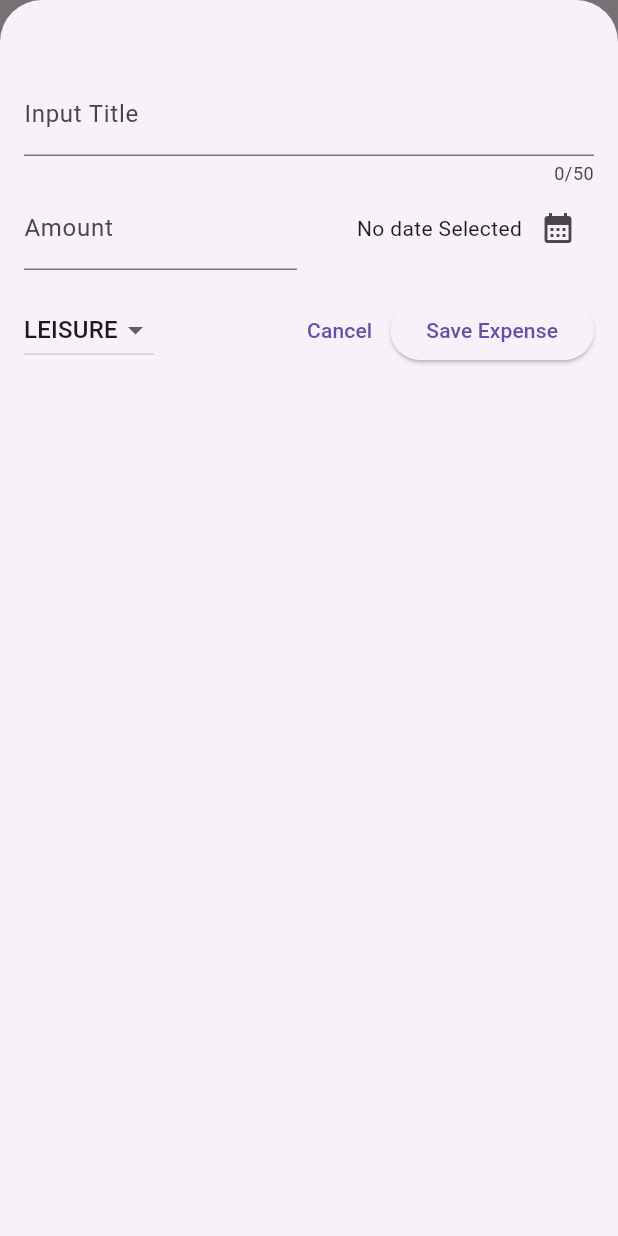
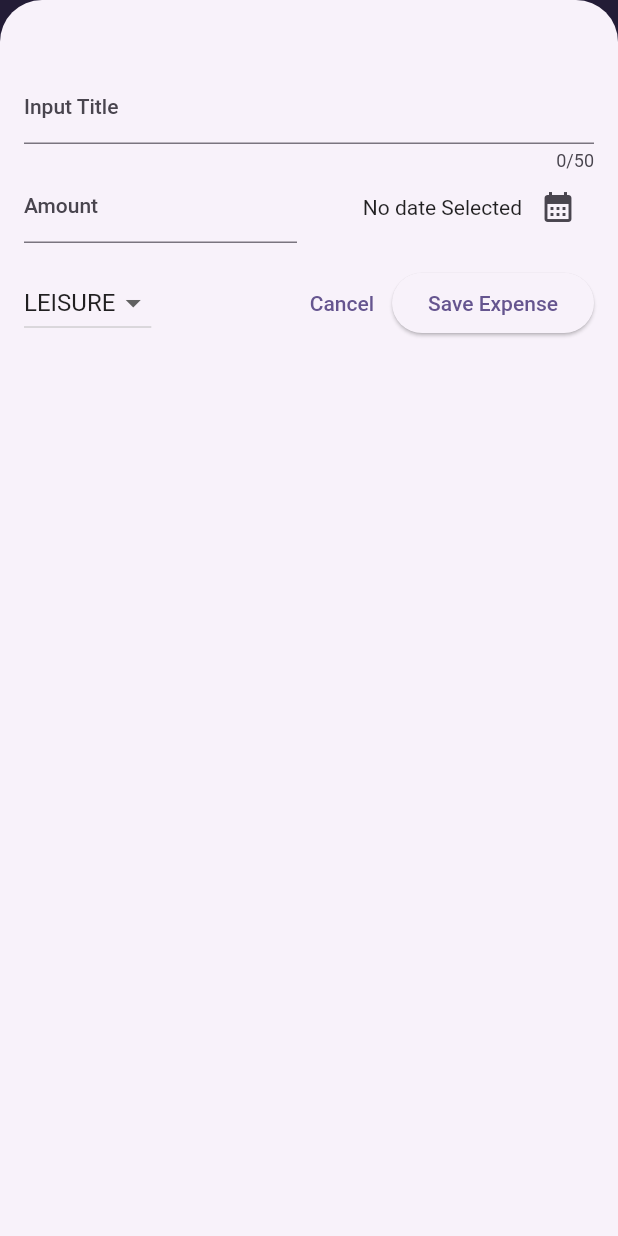
Before and after one commit to atomicstructure/expense_tracker, a Flutter app: the screen it shows after launch, after a tap on the "add" icon, on a phone screen of 412 x 824 dp. Run offline on Flutter 3.47's test engine with Material 2 defaults, Android fonts, the phone set to English and light mode, and no system bars.

Commit message:
Added a Theme for the App

```diff
--- a/expense_tracker/lib/main.dart
+++ b/expense_tracker/lib/main.dart
@@ -1,9 +1,21 @@
 import 'package:flutter/material.dart';
 import 'package:expense_tracker/widgets/expense.dart';
 
+var kColorScheme = ColorScheme.fromSeed(
+  seedColor: const Color.fromARGB(255, 96, 59, 181),
+);
 void main() {
-  runApp(MaterialApp(
-    theme: ThemeData(useMaterial3: true),
-    home: const Expenses(),
-  ));
+  runApp(
+    MaterialApp(
+      theme: ThemeData().copyWith(
+        useMaterial3: true,
+        colorScheme: kColorScheme,
+        appBarTheme: const AppBarTheme().copyWith(
+          backgroundColor: kColorScheme.onPrimaryContainer,
+          foregroundColor: kColorScheme.primaryContainer,
+        ),
+      ),
+      home: const Expenses(),
+    ),
+  );
 }
```
